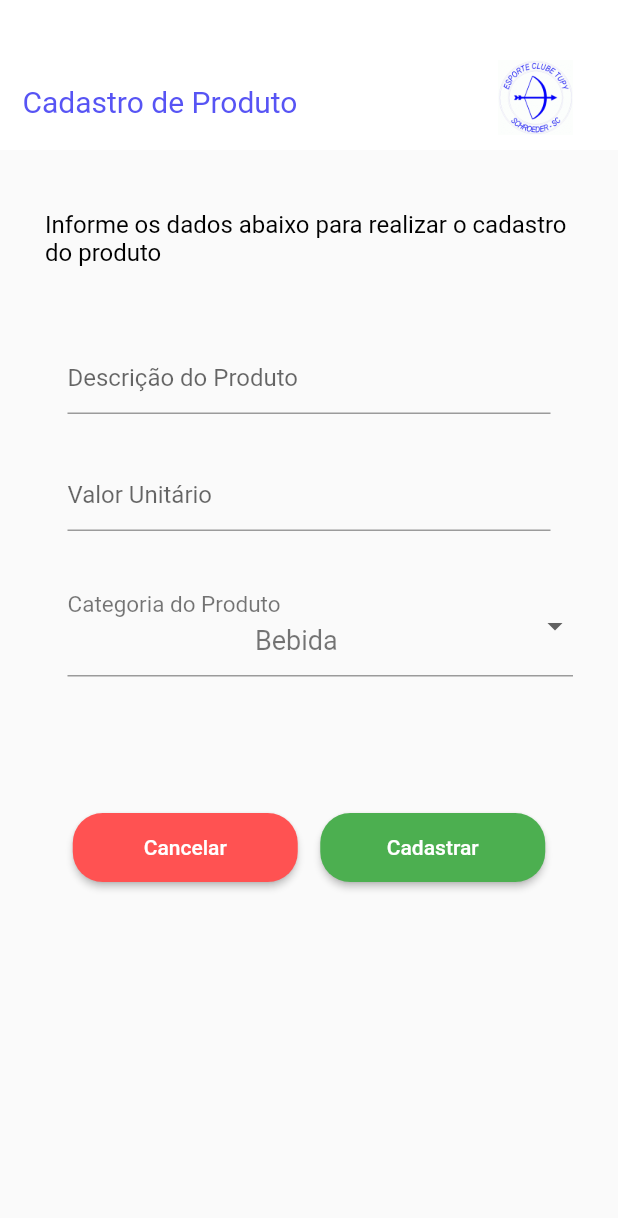
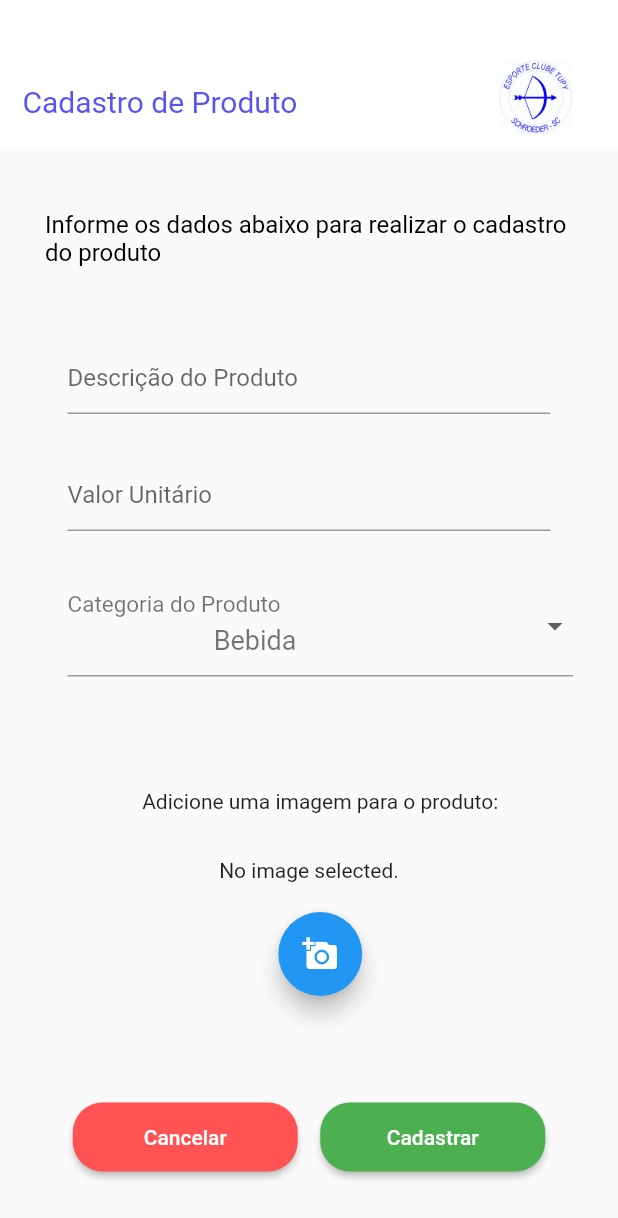
Before and after one commit to wcts-stud/TupyStock, a Flutter app: the BaseCadastroProduto screen opened directly, on a phone screen of 412 x 824 dp. Shown: the top 1218 px of the screen. Run offline on Flutter 3.47's test engine with Material 2 defaults, Android fonts, the phone set to English and light mode, and no system bars; our stand-ins replace image_picker.

Commit message:
Funcionalidade de cadastro de produto + câmera

```diff
--- a/lib/cadastro_produto.dart
+++ b/lib/cadastro_produto.dart
@@ -1,9 +1,12 @@
+import 'dart:io';
+
 import 'package:flutter/material.dart';
-
+import 'package:image_picker/image_picker.dart';
 
 final _formKey = GlobalKey<FormState>();
 var categories = ['Bebida', 'Comida'];
 String dropdownValue = categories[0];
+
 
 class BaseCadastroProduto extends StatefulWidget {
   @override
@@ -12,7 +15,18 @@ class BaseCadastroProduto extends StatefulWidget {
 
 class _BasePageCadastroProduto extends State<BaseCadastroProduto>
     with SingleTickerProviderStateMixin {
+  File _image;
   ScrollController _scrollViewController;
+
+
+
+  Future getImage() async {
+    var image = await ImagePicker.pickImage(source: ImageSource.camera);
+
+    setState(() {
+      _image = image;
+    });
+  }
 
   @override
   void initState() {
@@ -115,11 +129,14 @@ class _BasePageCadastroProduto extends State<BaseCadastroProduto>
                         padding: EdgeInsets.only(top: 15, bottom: 55, left: 15),
                         child: DropdownButtonFormField<String>(
                           value: dropdownValue,
-                          items: categories.map((String v) {
+                          items:  categories.map((String v) {
                             return new DropdownMenuItem<String>(
                               child: SizedBox(
-                                width: 305,
-                                child: new Text(v, textAlign: TextAlign.center,),
+                                width: 250,
+                                child: new Text(
+                                  v,
+                                  textAlign: TextAlign.center,
+                                ),
                               ),
                               value: v,
                             );
@@ -130,23 +147,21 @@ class _BasePageCadastroProduto extends State<BaseCadastroProduto>
                               print("Valor do Dropdown: $dropdownValue");
                             });
                           },
-
                           style: TextStyle(
                             color: Colors.black54,
                             fontSize: 18,
                             wordSpacing: 2,
                           ),
-
                           decoration: InputDecoration(
                               alignLabelWithHint: true,
                               labelText: "Categoria do Produto",
                               labelStyle: TextStyle(
                                 fontSize: 20,
                                 color: Colors.black54,
-                              )
-                          ),
+                              )),
                         ),
                       ),
+
 // BOTÃO PADRÃO DO FORM PARA O SUBMIT, VERIFICAR SE É NECESSÁRIO OU NÃO
 //                      Padding(
 //                        padding: const EdgeInsets.symmetric(vertical: 16.0),
@@ -163,6 +178,25 @@ class _BasePageCadastroProduto extends State<BaseCadastroProduto>
 //                      ),
                     ],
                   ),
+                ),
+              ),
+            Padding(
+              padding: EdgeInsets.only(bottom: 30, left: 15),
+              child: Text('Adicione uma imagem para o produto:'),
+            ),
+              Padding(
+                padding: EdgeInsets.only( bottom: 5),
+                child: _image == null
+                    ?
+                  Text('No image selected.')
+                    : Image.file(_image),
+              ),
+              Padding(
+                padding: EdgeInsets.only(top: 15, bottom: 55, left: 15),
+                child: FloatingActionButton(
+                  onPressed: getImage,
+                  tooltip: 'Pick Image',
+                  child: Icon(Icons.add_a_photo),
                 ),
               ),
               Center(
--- a/pubspec.yaml
+++ b/pubspec.yaml
@@ -17,8 +17,10 @@ environment:
   sdk: ">=2.1.0 <3.0.0"
 
 dependencies:
+  image_picker: ^0.6.5+2
   flutter:
     sdk: flutter
+
 
   # The following adds the Cupertino Icons font to your application.
   # Use with the CupertinoIcons class for iOS style icons.
```
Also changed, not shown: pubspec.lock.
